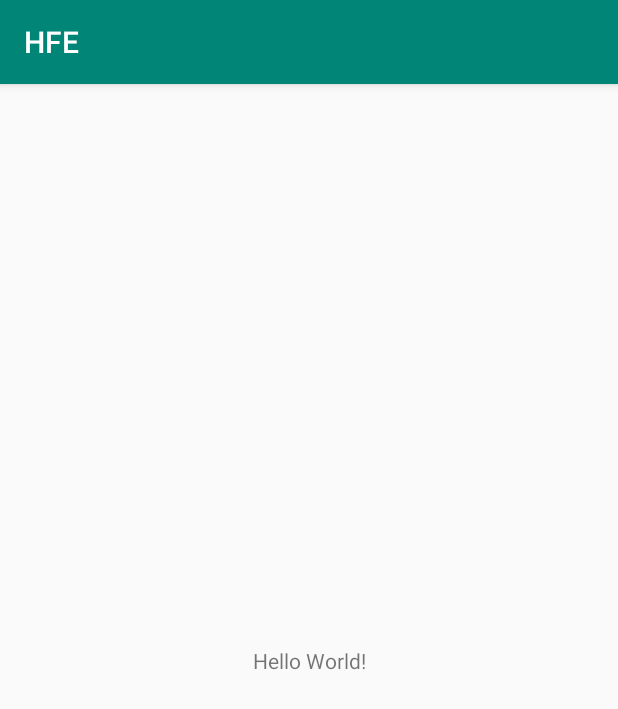
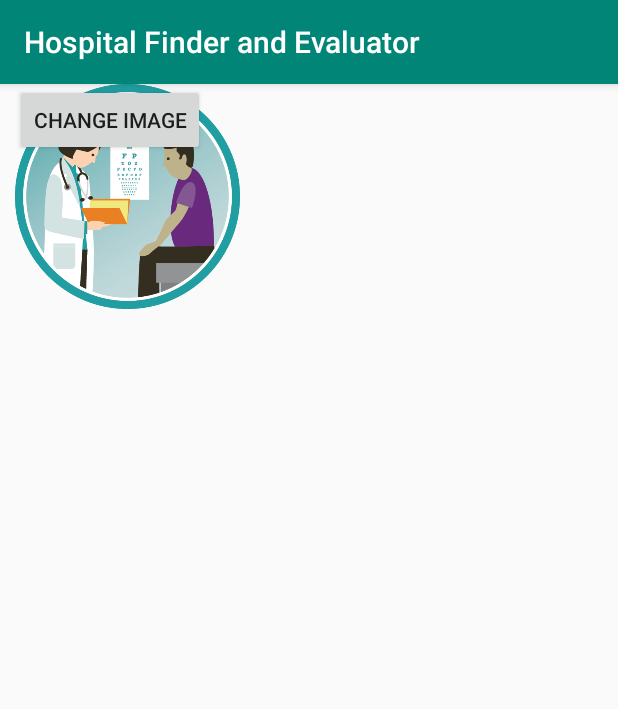
Before and after one commit to bhavyameghnani/Hospital-Finder-Evaluator, an Android app: the screen it shows after launch (MainActivity), on a phone screen of 412 x 824 dp. Shown: the top 709 px of the screen. Run offline under Robolectric (Android 15) with nearby library versions, the phone set to English and light mode, and no system bars.

Commit message:
"Second Commit"

```diff
--- a/app/src/main/AndroidManifest.xml
+++ b/app/src/main/AndroidManifest.xml
@@ -9,6 +9,11 @@
         android:roundIcon="@mipmap/ic_launcher_round"
         android:supportsRtl="true"
         android:theme="@style/AppTheme">
+        <activity android:name=".Home"></activity>
+        <activity android:name=".Login" />
+        <activity
+            android:name=".ui.login.LoginActivity"
+            android:label="@string/title_activity_login" />
         <activity android:name=".MainActivity">
             <intent-filter>
                 <action android:name="android.intent.action.MAIN" />
--- a/app/src/main/res/layout/activity_main.xml
+++ b/app/src/main/res/layout/activity_main.xml
@@ -1,18 +1,28 @@
 <?xml version="1.0" encoding="utf-8"?>
-<androidx.constraintlayout.widget.ConstraintLayout xmlns:android="http://schemas.android.com/apk/res/android"
-    xmlns:app="http://schemas.android.com/apk/res-auto"
-    xmlns:tools="http://schemas.android.com/tools"
-    android:layout_width="match_parent"
-    android:layout_height="match_parent"
-    tools:context=".MainActivity">
+<LinearLayout xmlns:android="http://schemas.android.com/apk/res/android"
+    android:layout_width="fill_parent"
+    android:layout_height="fill_parent"
+    android:orientation="vertical" >
 
-    <TextView
-        android:layout_width="wrap_content"
-        android:layout_height="wrap_content"
-        android:text="Hello World!"
-        app:layout_constraintBottom_toBottomOf="parent"
-        app:layout_constraintLeft_toLeftOf="parent"
-        app:layout_constraintRight_toRightOf="parent"
-        app:layout_constraintTop_toTopOf="parent" />
+    <RelativeLayout
+        android:layout_marginHorizontal="10dp"
+        android:layout_width="fill_parent"
+        android:layout_height="fill_parent">
 
-</androidx.constraintlayout.widget.ConstraintLayout>
+        <ImageView
+            android:id="@+id/imageView1"
+            android:layout_width="150dp"
+            android:layout_height="150dp"
+            android:src="@drawable/patient" />
+
+        <Button
+            android:id="@+id/btnChangeImage"
+            android:layout_width="wrap_content"
+            android:layout_height="wrap_content"
+            android:text="Change Image" />
+
+    </RelativeLayout>
+
+
+
+</LinearLayout>
--- /dev/null
+++ b/app/src/main/res/values/dimens.xml
@@ -0,0 +1,5 @@
+<resources>
+    <!-- Default screen margins, per the Android Design guidelines. -->
+    <dimen name="activity_horizontal_margin">16dp</dimen>
+    <dimen name="activity_vertical_margin">16dp</dimen>
+</resources>
--- a/build.gradle
+++ b/build.gradle
@@ -8,6 +8,7 @@ buildscript {
     }
     dependencies {
         classpath 'com.android.tools.build:gradle:3.5.0'
+        classpath 'com.google.gms:google-services:4.2.0'
 
         // NOTE: Do not place your application dependencies here; they belong
         // in the individual module build.gradle files
```
Also changed, not shown: app/build.gradle (+12 -0 lines), app/src/main/java/com/example/hfe/Home.java (added, +14 -0 lines), app/src/main/java/com/example/hfe/Login.java (added, +91 -0 lines), app/src/main/res/layout/activity_home.xml (added, +9 -0 lines), app/src/main/res/layout/activity_login.xml (added, +145 -0 lines), app/src/main/res/values/strings.xml (+10 -1 lines), app/src/main/res/drawable/back2.jpg (added), app/src/main/res/drawable/back3.jpg (added), app/src/main/res/drawable/back4.jpg (added), app/src/main/res/drawable/back5.jpeg (added), app/src/main/res/drawable/hospital.png (added), app/src/main/res/drawable/patient.png (added).
